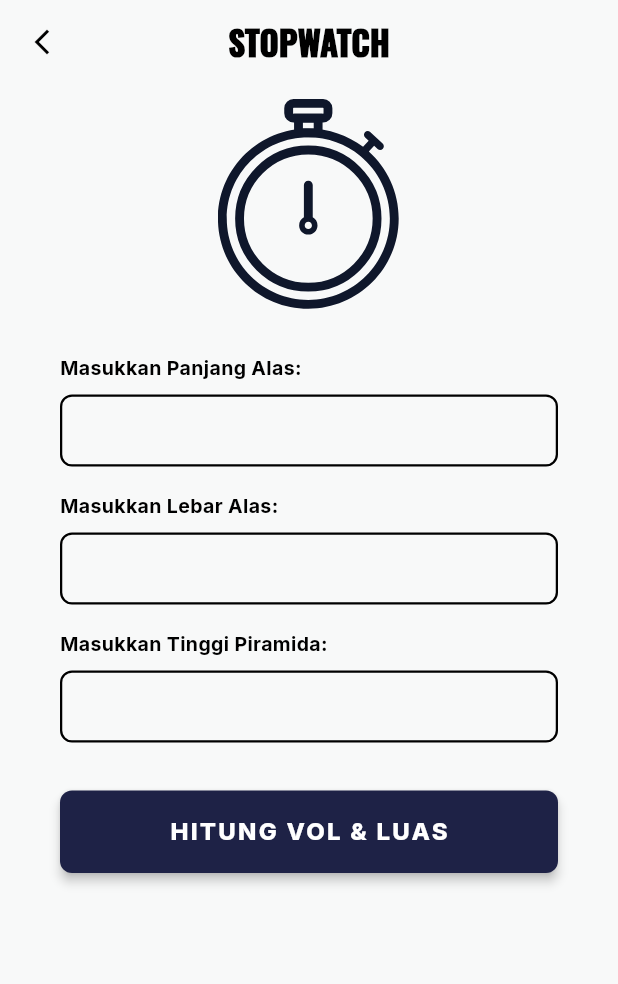
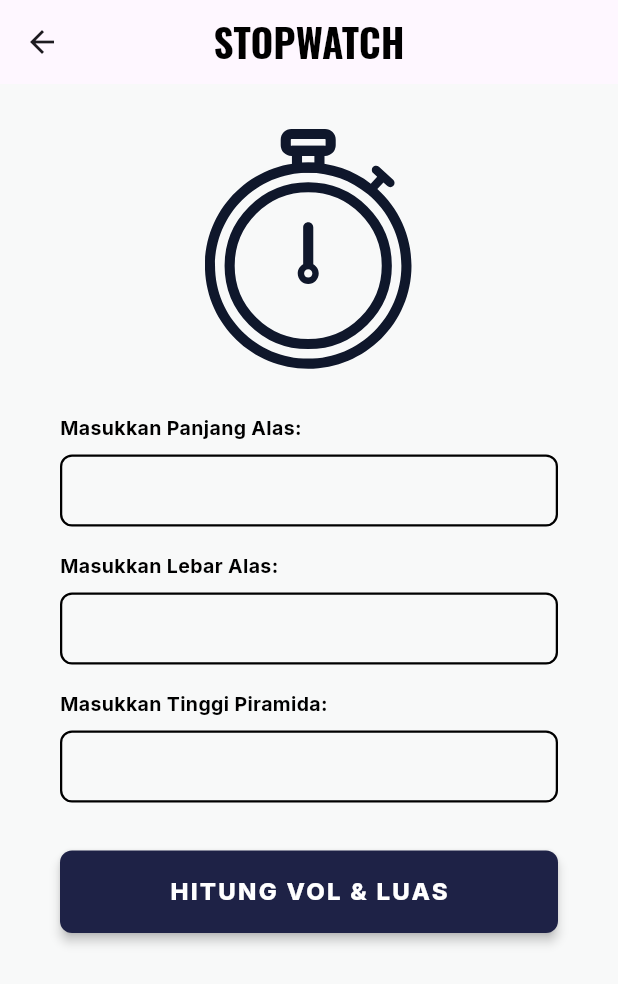
Before and after one commit to sayyidfn/Tugas2_AplikasiTPM, a Flutter app: the PyramidPage screen opened directly with sample values from the repository, on a phone screen of 412 x 824 dp. Shown: the top 984 px of the screen. Run offline on Flutter 3.47's test engine with Material 3 defaults, Android fonts, the phone set to English and light mode, and no system bars; our stand-ins replace flutter_svg, google_fonts.

Commit message:
perbaikan minor

```diff
--- a/lib/pages/pyramid_page.dart
+++ b/lib/pages/pyramid_page.dart
@@ -89,23 +89,9 @@ class _PyramidPageState extends State<PyramidPage> {
     return Scaffold(
       backgroundColor: AppColors.bg,
       appBar: AppBar(
-        backgroundColor: Colors.transparent,
-        elevation: 0,
-        leading: IconButton(
-          icon: const Icon(
-            Icons.arrow_back_ios_new,
-            color: AppColors.dark,
-            size: 20,
-          ),
-          onPressed: () => Navigator.pop(context),
-        ),
         title: Text(
           widget.menuData.title,
-          style: AppTextStyles.heading.copyWith(
-            fontSize: 22,
-            fontWeight: FontWeight.w900,
-            color: AppColors.dark,
-          ),
+          style: AppTextStyles.heading.copyWith(fontSize: 26),
         ),
         centerTitle: true,
       ),
@@ -114,9 +100,9 @@ class _PyramidPageState extends State<PyramidPage> {
           padding: const EdgeInsets.symmetric(horizontal: 40),
           child: Column(
             children: [
-              const SizedBox(height: 10),
+              const SizedBox(height: 30),
 
-              SvgPicture.asset(widget.menuData.iconPath, height: 140),
+              SvgPicture.asset(widget.menuData.iconPath, height: 160),
               const SizedBox(height: 30),
 
               _buildInputField(
```
